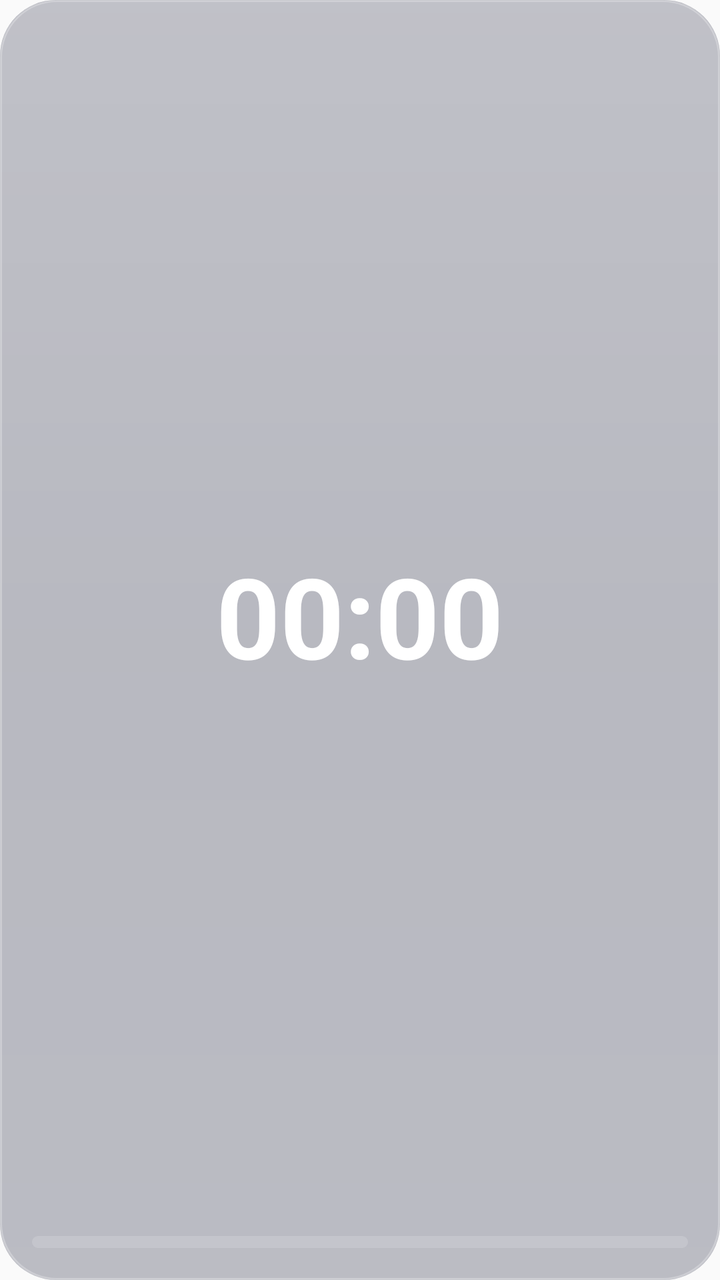
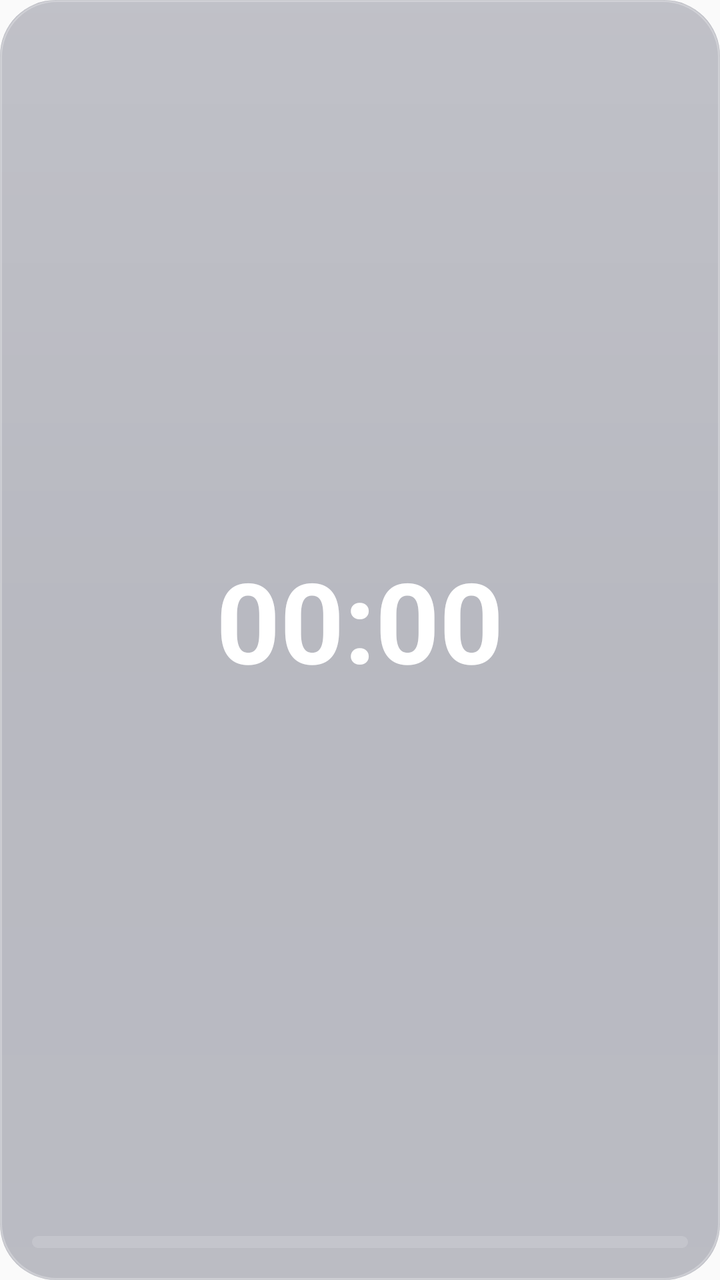

Before-and-after screenshots of an Android layout around one commit, followed by the original layout XML and the change that was made.
<!-- AndroidManifest.xml: application theme AppTheme -->
<!-- res/layout/widget_pday_tall.xml -->
<?xml version="1.0" encoding="utf-8"?>
<LinearLayout xmlns:android="http://schemas.android.com/apk/res/android" android:id="@+id/w_root" android:layout_width="match_parent" android:layout_height="match_parent"
    android:orientation="vertical" android:gravity="center_horizontal" android:padding="16dp" android:background="@drawable/wbg_glass_3_2">
    <TextView android:id="@+id/w_pd_date" android:layout_width="wrap_content" android:layout_height="wrap_content" android:text="" android:textColor="#FFFFFFFF" android:textSize="18sp" android:textStyle="bold" android:maxLines="1"/>
    <TextView android:id="@+id/w_pd_hijri" android:layout_width="wrap_content" android:layout_height="wrap_content" android:layout_marginTop="2dp" android:text="" android:textColor="#B3FFFFFF" android:textSize="14sp" android:maxLines="1"/>
    <LinearLayout android:layout_width="match_parent" android:layout_height="0dp" android:layout_weight="1" android:orientation="vertical" android:gravity="center">
        <TextView android:id="@+id/w_pd_next" android:layout_width="wrap_content" android:layout_height="wrap_content" android:text="" android:textColor="#FFFBBF24" android:textSize="17sp" android:textStyle="bold" android:maxLines="1"/>
        <Chronometer android:id="@+id/w_pd_cd" android:layout_width="wrap_content" android:layout_height="wrap_content" android:textColor="#FFFFFFFF" android:textSize="56sp" android:textStyle="bold"/>
        <TextView android:id="@+id/w_pd_at" android:layout_width="wrap_content" android:layout_height="wrap_content" android:text="" android:textColor="#99FFFFFF" android:textSize="15sp" android:maxLines="1"/>
    </LinearLayout>
    <LinearLayout android:layout_width="match_parent" android:layout_height="wrap_content" android:orientation="horizontal">
        <LinearLayout android:id="@+id/w_p0" android:layout_width="0dp" android:layout_weight="1" android:layout_height="wrap_content" android:orientation="vertical" android:gravity="center" android:paddingTop="6dp" android:paddingBottom="6dp" android:layout_marginStart="2dp" android:layout_marginEnd="2dp">
            <TextView android:id="@+id/w_p0_n" android:layout_width="match_parent" android:layout_height="wrap_content" android:gravity="center" android:text="" android:textColor="#CCFFFFFF" android:textSize="13sp" android:maxLines="1" android:autoSizeTextType="uniform" android:autoSizeMinTextSize="9sp" android:autoSizeMaxTextSize="13sp"/>
            <TextView android:id="@+id/w_p0_t" android:layout_width="match_parent" android:layout_height="wrap_content" android:gravity="center" android:layout_marginTop="3dp" android:text="" android:textColor="#FFFFFFFF" android:textSize="16sp" android:textStyle="bold" android:maxLines="1" android:autoSizeTextType="uniform" android:autoSizeMinTextSize="10sp" android:autoSizeMaxTextSize="16sp"/>
        </LinearLayout>
        <LinearLayout android:id="@+id/w_p1" android:layout_width="0dp" android:layout_weight="1" android:layout_height="wrap_content" android:orientation="vertical" android:gravity="center" android:paddingTop="6dp" android:paddingBottom="6dp" android:layout_marginStart="2dp" android:layout_marginEnd="2dp">
            <TextView android:id="@+id/w_p1_n" android:layout_width="match_parent" android:layout_height="wrap_content" android:gravity="center" android:text="" android:textColor="#CCFFFFFF" android:textSize="13sp" android:maxLines="1" android:autoSizeTextType="uniform" android:autoSizeMinTextSize="9sp" android:autoSizeMaxTextSize="13sp"/>
            <TextView android:id="@+id/w_p1_t" android:layout_width="match_parent" android:layout_height="wrap_content" android:gravity="center" android:layout_marginTop="3dp" android:text="" android:textColor="#FFFFFFFF" android:textSize="16sp" android:textStyle="bold" android:maxLines="1" android:autoSizeTextType="uniform" android:autoSizeMinTextSize="10sp" android:autoSizeMaxTextSize="16sp"/>
        </LinearLayout>
        <LinearLayout android:id="@+id/w_p2" android:layout_width="0dp" android:layout_weight="1" android:layout_height="wrap_content" android:orientation="vertical" android:gravity="center" android:paddingTop="6dp" android:paddingBottom="6dp" android:layout_marginStart="2dp" android:layout_marginEnd="2dp">
            <TextView android:id="@+id/w_p2_n" android:layout_width="match_parent" android:layout_height="wrap_content" android:gravity="center" android:text="" android:textColor="#CCFFFFFF" android:textSize="13sp" android:maxLines="1" android:autoSizeTextType="uniform" android:autoSizeMinTextSize="9sp" android:autoSizeMaxTextSize="13sp"/>
            <TextView android:id="@+id/w_p2_t" android:layout_width="match_parent" android:layout_height="wrap_content" android:gravity="center" android:layout_marginTop="3dp" android:text="" android:textColor="#FFFFFFFF" android:textSize="16sp" android:textStyle="bold" android:maxLines="1" android:autoSizeTextType="uniform" android:autoSizeMinTextSize="10sp" android:autoSizeMaxTextSize="16sp"/>
        </LinearLayout>
        <LinearLayout android:id="@+id/w_p3" android:layout_width="0dp" android:layout_weight="1" android:layout_height="wrap_content" android:orientation="vertical" android:gravity="center" android:paddingTop="6dp" android:paddingBottom="6dp" android:layout_marginStart="2dp" android:layout_marginEnd="2dp">
            <TextView android:id="@+id/w_p3_n" android:layout_width="match_parent" android:layout_height="wrap_content" android:gravity="center" android:text="" android:textColor="#CCFFFFFF" android:textSize="13sp" android:maxLines="1" android:autoSizeTextType="uniform" android:autoSizeMinTextSize="9sp" android:autoSizeMaxTextSize="13sp"/>
            <TextView android:id="@+id/w_p3_t" android:layout_width="match_parent" android:layout_height="wrap_content" android:gravity="center" android:layout_marginTop="3dp" android:text="" android:textColor="#FFFFFFFF" android:textSize="16sp" android:textStyle="bold" android:maxLines="1" android:autoSizeTextType="uniform" android:autoSizeMinTextSize="10sp" android:autoSizeMaxTextSize="16sp"/>
        </LinearLayout>
        <LinearLayout android:id="@+id/w_p4" android:layout_width="0dp" android:layout_weight="1" android:layout_height="wrap_content" android:orientation="vertical" android:gravity="center" android:paddingTop="6dp" android:paddingBottom="6dp" android:layout_marginStart="2dp" android:layout_marginEnd="2dp">
            <TextView android:id="@+id/w_p4_n" android:layout_width="match_parent" android:layout_height="wrap_content" android:gravity="center" android:text="" android:textColor="#CCFFFFFF" android:textSize="13sp" android:maxLines="1" android:autoSizeTextType="uniform" android:autoSizeMinTextSize="9sp" android:autoSizeMaxTextSize="13sp"/>
            <TextView android:id="@+id/w_p4_t" android:layout_width="match_parent" android:layout_height="wrap_content" android:gravity="center" android:layout_marginTop="3dp" android:text="" android:textColor="#FFFFFFFF" android:textSize="16sp" android:textStyle="bold" android:maxLines="1" android:autoSizeTextType="uniform" android:autoSizeMinTextSize="10sp" android:autoSizeMaxTextSize="16sp"/>
        </LinearLayout>
        <LinearLayout android:id="@+id/w_p5" android:layout_width="0dp" android:layout_weight="1" android:layout_height="wrap_content" android:orientation="vertical" android:gravity="center" android:paddingTop="6dp" android:paddingBottom="6dp" android:layout_marginStart="2dp" android:layout_marginEnd="2dp">
            <TextView android:id="@+id/w_p5_n" android:layout_width="match_parent" android:layout_height="wrap_content" android:gravity="center" android:text="" android:textColor="#CCFFFFFF" android:textSize="13sp" android:maxLines="1" android:autoSizeTextType="uniform" android:autoSizeMinTextSize="9sp" android:autoSizeMaxTextSize="13sp"/>
            <TextView android:id="@+id/w_p5_t" android:layout_width="match_parent" android:layout_height="wrap_content" android:gravity="center" android:layout_marginTop="3dp" android:text="" android:textColor="#FFFFFFFF" android:textSize="16sp" android:textStyle="bold" android:maxLines="1" android:autoSizeTextType="uniform" android:autoSizeMinTextSize="10sp" android:autoSizeMaxTextSize="16sp"/>
        </LinearLayout>
    </LinearLayout>
    <ProgressBar android:id="@+id/w_pd_bar" style="@android:style/Widget.ProgressBar.Horizontal" android:layout_width="match_parent" android:layout_height="6dp"
        android:layout_marginTop="12dp" android:max="1000" android:progress="0" android:progressDrawable="@drawable/widget_progress"/>
</LinearLayout>
<!-- resources referenced by this layout -->
<resources>
  <!-- drawable wbg_glass_3_2 (drawable) -->
  <?xml version="1.0" encoding="utf-8"?>
  <layer-list xmlns:android="http://schemas.android.com/apk/res/android">
      <item><shape android:shape="rectangle"><solid android:color="#4C121630"/><corners android:radius="28dp"/></shape></item>
      <item><shape android:shape="rectangle"><gradient android:angle="300" android:startColor="#26FFFFFF" android:centerColor="#0AFFFFFF" android:endColor="#14FFFFFF" android:type="linear"/><corners android:radius="28dp"/><stroke android:width="1dp" android:color="#47FFFFFF"/></shape></item>
  </layer-list>
  <!-- drawable widget_progress (drawable) -->
  <?xml version="1.0" encoding="utf-8"?>
  <layer-list xmlns:android="http://schemas.android.com/apk/res/android">
      <item android:id="@android:id/background">
          <shape><solid android:color="#26FFFFFF"/><corners android:radius="4dp"/></shape>
      </item>
      <item android:id="@android:id/progress">
          <clip><shape><gradient android:angle="0" android:startColor="#FF34D399" android:endColor="#FF22D3EE"/><corners android:radius="4dp"/></shape></clip>
      </item>
  </layer-list>
  <style name="AppTheme" parent="Theme.AppCompat.Light.DarkActionBar">
          
          <item name="colorPrimary">@color/colorPrimary</item>
          <item name="colorPrimaryDark">@color/colorPrimaryDark</item>
          <item name="colorAccent">@color/colorAccent</item>
      </style>
</resources>

<!-- the commit's change to res/layout/widget_pday_tall.xml (unified diff, before → after) -->
@@ -10,28 +10,28 @@
     </LinearLayout>
     <LinearLayout android:layout_width="match_parent" android:layout_height="wrap_content" android:orientation="horizontal">
         <LinearLayout android:id="@+id/w_p0" android:layout_width="0dp" android:layout_weight="1" android:layout_height="wrap_content" android:orientation="vertical" android:gravity="center" android:paddingTop="6dp" android:paddingBottom="6dp" android:layout_marginStart="2dp" android:layout_marginEnd="2dp">
-            <TextView android:id="@+id/w_p0_n" android:layout_width="match_parent" android:layout_height="wrap_content" android:gravity="center" android:text="" android:textColor="#CCFFFFFF" android:textSize="13sp" android:maxLines="1" android:autoSizeTextType="uniform" android:autoSizeMinTextSize="9sp" android:autoSizeMaxTextSize="13sp"/>
-            <TextView android:id="@+id/w_p0_t" android:layout_width="match_parent" android:layout_height="wrap_content" android:gravity="center" android:layout_marginTop="3dp" android:text="" android:textColor="#FFFFFFFF" android:textSize="16sp" android:textStyle="bold" android:maxLines="1" android:autoSizeTextType="uniform" android:autoSizeMinTextSize="10sp" android:autoSizeMaxTextSize="16sp"/>
+            <TextView android:id="@+id/w_p0_n" android:layout_width="match_parent" android:layout_height="wrap_content" android:gravity="center" android:text="" android:textColor="#CCFFFFFF" android:textSize="13sp" android:maxLines="1" android:autoSizeTextType="uniform" android:autoSizeMinTextSize="9sp" android:autoSizeMaxTextSize="13sp" android:includeFontPadding="false"/>
+            <TextView android:id="@+id/w_p0_t" android:layout_width="match_parent" android:layout_height="wrap_content" android:gravity="center" android:layout_marginTop="3dp" android:text="" android:textColor="#FFFFFFFF" android:textSize="16sp" android:textStyle="bold" android:maxLines="1" android:autoSizeTextType="uniform" android:autoSizeMinTextSize="10sp" android:autoSizeMaxTextSize="16sp" android:includeFontPadding="false"/>
         </LinearLayout>
         <LinearLayout android:id="@+id/w_p1" android:layout_width="0dp" android:layout_weight="1" android:layout_height="wrap_content" android:orientation="vertical" android:gravity="center" android:paddingTop="6dp" android:paddingBottom="6dp" android:layout_marginStart="2dp" android:layout_marginEnd="2dp">
-            <TextView android:id="@+id/w_p1_n" android:layout_width="match_parent" android:layout_height="wrap_content" android:gravity="center" android:text="" android:textColor="#CCFFFFFF" android:textSize="13sp" android:maxLines="1" android:autoSizeTextType="uniform" android:autoSizeMinTextSize="9sp" android:autoSizeMaxTextSize="13sp"/>
-            <TextView android:id="@+id/w_p1_t" android:layout_width="match_parent" android:layout_height="wrap_content" android:gravity="center" android:layout_marginTop="3dp" android:text="" android:textColor="#FFFFFFFF" android:textSize="16sp" android:textStyle="bold" android:maxLines="1" android:autoSizeTextType="uniform" android:autoSizeMinTextSize="10sp" android:autoSizeMaxTextSize="16sp"/>
+            <TextView android:id="@+id/w_p1_n" android:layout_width="match_parent" android:layout_height="wrap_content" android:gravity="center" android:text="" android:textColor="#CCFFFFFF" android:textSize="13sp" android:maxLines="1" android:autoSizeTextType="uniform" android:autoSizeMinTextSize="9sp" android:autoSizeMaxTextSize="13sp" android:includeFontPadding="false"/>
+            <TextView android:id="@+id/w_p1_t" android:layout_width="match_parent" android:layout_height="wrap_content" android:gravity="center" android:layout_marginTop="3dp" android:text="" android:textColor="#FFFFFFFF" android:textSize="16sp" android:textStyle="bold" android:maxLines="1" android:autoSizeTextType="uniform" android:autoSizeMinTextSize="10sp" android:autoSizeMaxTextSize="16sp" android:includeFontPadding="false"/>
         </LinearLayout>
         <LinearLayout android:id="@+id/w_p2" android:layout_width="0dp" android:layout_weight="1" android:layout_height="wrap_content" android:orientation="vertical" android:gravity="center" android:paddingTop="6dp" android:paddingBottom="6dp" android:layout_marginStart="2dp" android:layout_marginEnd="2dp">
-            <TextView android:id="@+id/w_p2_n" android:layout_width="match_parent" android:layout_height="wrap_content" android:gravity="center" android:text="" android:textColor="#CCFFFFFF" android:textSize="13sp" android:maxLines="1" android:autoSizeTextType="uniform" android:autoSizeMinTextSize="9sp" android:autoSizeMaxTextSize="13sp"/>
-            <TextView android:id="@+id/w_p2_t" android:layout_width="match_parent" android:layout_height="wrap_content" android:gravity="center" android:layout_marginTop="3dp" android:text="" android:textColor="#FFFFFFFF" android:textSize="16sp" android:textStyle="bold" android:maxLines="1" android:autoSizeTextType="uniform" android:autoSizeMinTextSize="10sp" android:autoSizeMaxTextSize="16sp"/>
+            <TextView android:id="@+id/w_p2_n" android:layout_width="match_parent" android:layout_height="wrap_content" android:gravity="center" android:text="" android:textColor="#CCFFFFFF" android:textSize="13sp" android:maxLines="1" android:autoSizeTextType="uniform" android:autoSizeMinTextSize="9sp" android:autoSizeMaxTextSize="13sp" android:includeFontPadding="false"/>
+            <TextView android:id="@+id/w_p2_t" android:layout_width="match_parent" android:layout_height="wrap_content" android:gravity="center" android:layout_marginTop="3dp" android:text="" android:textColor="#FFFFFFFF" android:textSize="16sp" android:textStyle="bold" android:maxLines="1" android:autoSizeTextType="uniform" android:autoSizeMinTextSize="10sp" android:autoSizeMaxTextSize="16sp" android:includeFontPadding="false"/>
         </LinearLayout>
         <LinearLayout android:id="@+id/w_p3" android:layout_width="0dp" android:layout_weight="1" android:layout_height="wrap_content" android:orientation="vertical" android:gravity="center" android:paddingTop="6dp" android:paddingBottom="6dp" android:layout_marginStart="2dp" android:layout_marginEnd="2dp">
-            <TextView android:id="@+id/w_p3_n" android:layout_width="match_parent" android:layout_height="wrap_content" android:gravity="center" android:text="" android:textColor="#CCFFFFFF" android:textSize="13sp" android:maxLines="1" android:autoSizeTextType="uniform" android:autoSizeMinTextSize="9sp" android:autoSizeMaxTextSize="13sp"/>
-            <TextView android:id="@+id/w_p3_t" android:layout_width="match_parent" android:layout_height="wrap_content" android:gravity="center" android:layout_marginTop="3dp" android:text="" android:textColor="#FFFFFFFF" android:textSize="16sp" android:textStyle="bold" android:maxLines="1" android:autoSizeTextType="uniform" android:autoSizeMinTextSize="10sp" android:autoSizeMaxTextSize="16sp"/>
+            <TextView android:id="@+id/w_p3_n" android:layout_width="match_parent" android:layout_height="wrap_content" android:gravity="center" android:text="" android:textColor="#CCFFFFFF" android:textSize="13sp" android:maxLines="1" android:autoSizeTextType="uniform" android:autoSizeMinTextSize="9sp" android:autoSizeMaxTextSize="13sp" android:includeFontPadding="false"/>
+            <TextView android:id="@+id/w_p3_t" android:layout_width="match_parent" android:layout_height="wrap_content" android:gravity="center" android:layout_marginTop="3dp" android:text="" android:textColor="#FFFFFFFF" android:textSize="16sp" android:textStyle="bold" android:maxLines="1" android:autoSizeTextType="uniform" android:autoSizeMinTextSize="10sp" android:autoSizeMaxTextSize="16sp" android:includeFontPadding="false"/>
         </LinearLayout>
         <LinearLayout android:id="@+id/w_p4" android:layout_width="0dp" android:layout_weight="1" android:layout_height="wrap_content" android:orientation="vertical" android:gravity="center" android:paddingTop="6dp" android:paddingBottom="6dp" android:layout_marginStart="2dp" android:layout_marginEnd="2dp">
-            <TextView android:id="@+id/w_p4_n" android:layout_width="match_parent" android:layout_height="wrap_content" android:gravity="center" android:text="" android:textColor="#CCFFFFFF" android:textSize="13sp" android:maxLines="1" android:autoSizeTextType="uniform" android:autoSizeMinTextSize="9sp" android:autoSizeMaxTextSize="13sp"/>
-            <TextView android:id="@+id/w_p4_t" android:layout_width="match_parent" android:layout_height="wrap_content" android:gravity="center" android:layout_marginTop="3dp" android:text="" android:textColor="#FFFFFFFF" android:textSize="16sp" android:textStyle="bold" android:maxLines="1" android:autoSizeTextType="uniform" android:autoSizeMinTextSize="10sp" android:autoSizeMaxTextSize="16sp"/>
+            <TextView android:id="@+id/w_p4_n" android:layout_width="match_parent" android:layout_height="wrap_content" android:gravity="center" android:text="" android:textColor="#CCFFFFFF" android:textSize="13sp" android:maxLines="1" android:autoSizeTextType="uniform" android:autoSizeMinTextSize="9sp" android:autoSizeMaxTextSize="13sp" android:includeFontPadding="false"/>
+            <TextView android:id="@+id/w_p4_t" android:layout_width="match_parent" android:layout_height="wrap_content" android:gravity="center" android:layout_marginTop="3dp" android:text="" android:textColor="#FFFFFFFF" android:textSize="16sp" android:textStyle="bold" android:maxLines="1" android:autoSizeTextType="uniform" android:autoSizeMinTextSize="10sp" android:autoSizeMaxTextSize="16sp" android:includeFontPadding="false"/>
         </LinearLayout>
         <LinearLayout android:id="@+id/w_p5" android:layout_width="0dp" android:layout_weight="1" android:layout_height="wrap_content" android:orientation="vertical" android:gravity="center" android:paddingTop="6dp" android:paddingBottom="6dp" android:layout_marginStart="2dp" android:layout_marginEnd="2dp">
-            <TextView android:id="@+id/w_p5_n" android:layout_width="match_parent" android:layout_height="wrap_content" android:gravity="center" android:text="" android:textColor="#CCFFFFFF" android:textSize="13sp" android:maxLines="1" android:autoSizeTextType="uniform" android:autoSizeMinTextSize="9sp" android:autoSizeMaxTextSize="13sp"/>
-            <TextView android:id="@+id/w_p5_t" android:layout_width="match_parent" android:layout_height="wrap_content" android:gravity="center" android:layout_marginTop="3dp" android:text="" android:textColor="#FFFFFFFF" android:textSize="16sp" android:textStyle="bold" android:maxLines="1" android:autoSizeTextType="uniform" android:autoSizeMinTextSize="10sp" android:autoSizeMaxTextSize="16sp"/>
+            <TextView android:id="@+id/w_p5_n" android:layout_width="match_parent" android:layout_height="wrap_content" android:gravity="center" android:text="" android:textColor="#CCFFFFFF" android:textSize="13sp" android:maxLines="1" android:autoSizeTextType="uniform" android:autoSizeMinTextSize="9sp" android:autoSizeMaxTextSize="13sp" android:includeFontPadding="false"/>
+            <TextView android:id="@+id/w_p5_t" android:layout_width="match_parent" android:layout_height="wrap_content" android:gravity="center" android:layout_marginTop="3dp" android:text="" android:textColor="#FFFFFFFF" android:textSize="16sp" android:textStyle="bold" android:maxLines="1" android:autoSizeTextType="uniform" android:autoSizeMinTextSize="10sp" android:autoSizeMaxTextSize="16sp" android:includeFontPadding="false"/>
         </LinearLayout>
     </LinearLayout>
     <ProgressBar android:id="@+id/w_pd_bar" style="@android:style/Widget.ProgressBar.Horizontal" android:layout_width="match_parent" android:layout_height="6dp"
